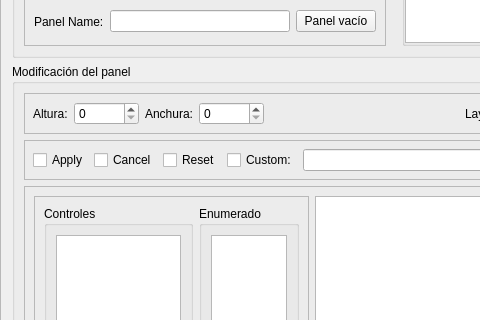
First picture: the form in src/gui/GeneratorPanel.ui, repository jbarceloperez/generadores, before the edit; both pictures show x 0 to 480 and y 100 to 420 of the 750 by 560 pixel window.
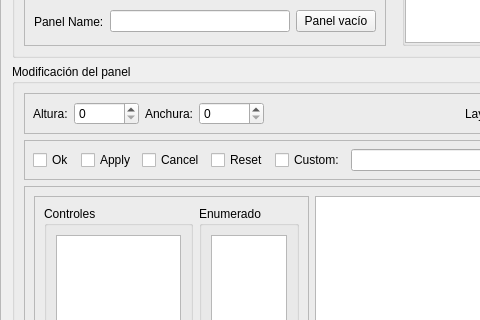
Second picture: the form after the edit.

```diff
--- a/src/gui/GeneratorPanel.ui
+++ b/src/gui/GeneratorPanel.ui
@@ -366,6 +366,13 @@
          <property name="bottomMargin">
           <number>8</number>
          </property>
+         <item>
+          <widget class="QCheckBox" name="cb_ok">
+           <property name="text">
+            <string>Ok</string>
+           </property>
+          </widget>
+         </item>
          <item>
           <widget class="QCheckBox" name="cb_apply">
            <property name="text">
```
